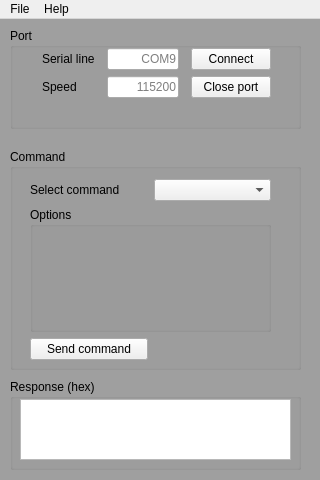
First picture: the form in pyQt/stm_gui.ui, repository AdamStork/dipterv, before the edit.
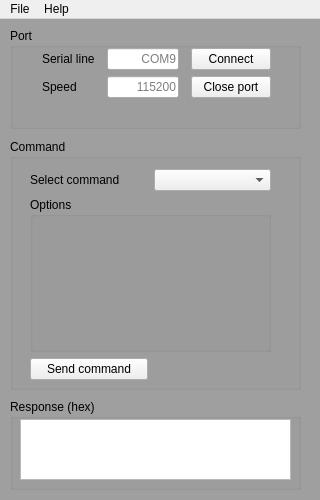
Second picture: the form after the edit.

Commit message: SPI options added

```diff
--- a/pyQt/stm_gui.ui
+++ b/pyQt/stm_gui.ui
@@ -7,7 +7,7 @@
     <x>0</x>
     <y>0</y>
     <width>320</width>
-    <height>480</height>
+    <height>500</height>
    </rect>
   </property>
   <property name="sizePolicy">
@@ -19,13 +19,13 @@
   <property name="minimumSize">
    <size>
     <width>320</width>
-    <height>480</height>
+    <height>500</height>
    </size>
   </property>
   <property name="maximumSize">
    <size>
     <width>320</width>
-    <height>480</height>
+    <height>500</height>
    </size>
   </property>
   <property name="windowTitle">
@@ -185,9 +185,9 @@
     <property name="geometry">
      <rect>
       <x>10</x>
-      <y>130</y>
+      <y>120</y>
       <width>291</width>
-      <height>221</height>
+      <height>251</height>
      </rect>
     </property>
     <property name="title">
@@ -199,7 +199,7 @@
        <x>20</x>
        <y>30</y>
        <width>241</width>
-       <height>181</height>
+       <height>211</height>
       </rect>
      </property>
      <layout class="QGridLayout" name="cmd_layout">
@@ -231,7 +231,7 @@
            <x>10</x>
            <y>20</y>
            <width>211</width>
-           <height>101</height>
+           <height>131</height>
           </rect>
          </property>
          <layout class="QGridLayout" name="options_layout"/>
@@ -257,7 +257,7 @@
     <property name="geometry">
      <rect>
       <x>10</x>
-      <y>360</y>
+      <y>380</y>
       <width>291</width>
       <height>91</height>
      </rect>
```
The commit also changes 2 other files.
